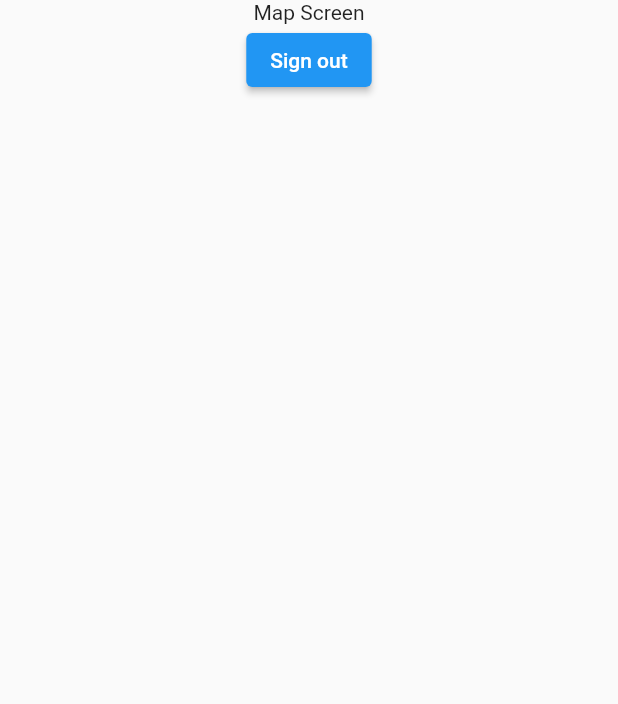
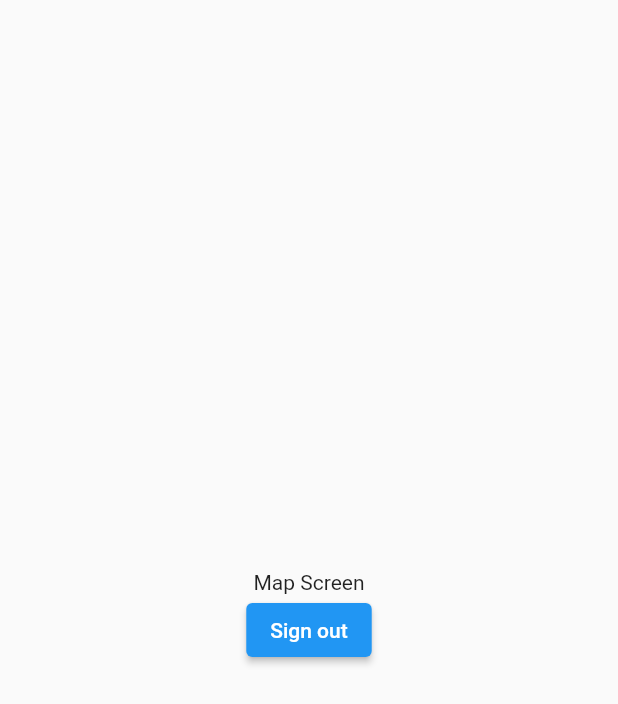
Before and after one commit to Super-Mean-Biker-Gang/bikeapp, a Flutter app: the CreateAccountScreen screen opened by its route, after a tap on "Create Account", on a phone screen of 412 x 824 dp. Shown: the top 704 px of the screen. Run offline on Flutter 3.47's test engine with Material 2 defaults, Android fonts, the phone set to English and light mode, and no system bars; our stand-ins replace firebase_auth, firebase_core; accounts and stored records are empty; network calls fail.

Commit message:
Debugged sign in issue

```diff
--- a/lib/screens/create_account_screen.dart
+++ b/lib/screens/create_account_screen.dart
@@ -13,6 +13,7 @@ class CreateAccountScreen extends StatelessWidget {
   Widget build(BuildContext context) {
     return Scaffold(
         body: Column(
+      mainAxisAlignment: MainAxisAlignment.center,
       children: [
         TextField(
           controller: emailController,
--- a/lib/screens/map_screen.dart
+++ b/lib/screens/map_screen.dart
@@ -11,12 +11,12 @@ class MapScreen extends StatelessWidget {
     return Scaffold(
         body: Center(
       child: Column(
+        mainAxisAlignment: MainAxisAlignment.center,
         children: [
           Text("Map Screen"),
           ElevatedButton(
             onPressed: () {
               context.read<AuthenticationService>().signOut();
-              Navigator.of(context).pushNamed(SignInScreen.routeName);
             },
             child: Text("Sign out"),
           )
--- a/lib/screens/sign_in_screen.dart
+++ b/lib/screens/sign_in_screen.dart
@@ -13,6 +13,7 @@ class SignInScreen extends StatelessWidget {
   Widget build(BuildContext context) {
     return Scaffold(
         body: Column(
+      mainAxisAlignment: MainAxisAlignment.center,
       children: [
         TextField(
           controller: emailController,
```
Also changed, not shown: lib/app.dart (+11 -8 lines).
